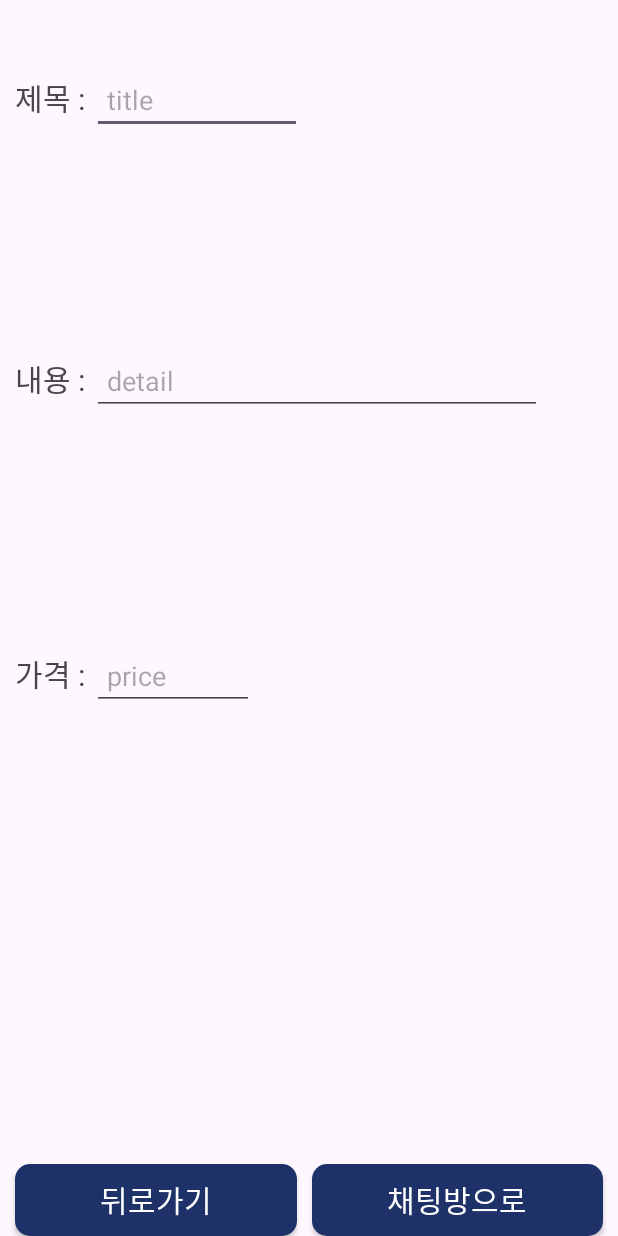
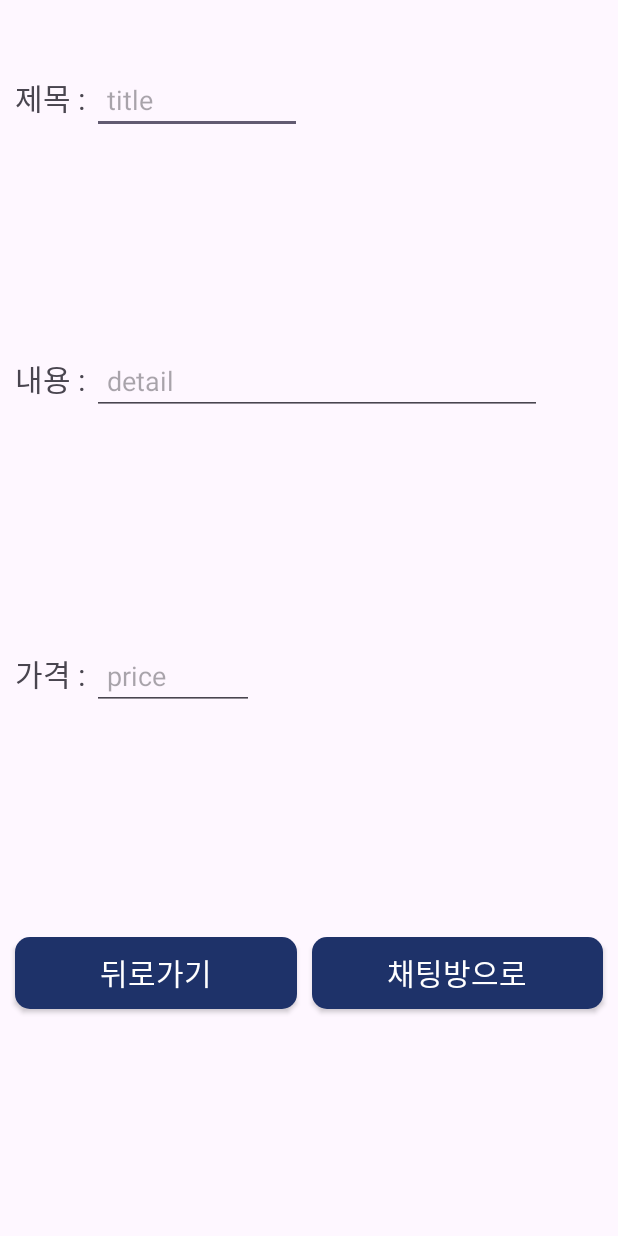
Before and after one commit to eeazzy/carrotMarket, an Android app: the layout fragment_showotherproduct.xml on its own in the app's theme, with its tools: preview values and no code run, on a phone screen of 412 x 824 dp. Run offline under Robolectric (Android 15) with nearby library versions, the phone set to English and light mode, and no system bars.

Commit message:
서현최종

```diff
--- a/app/src/main/java/com/example/carrotmarket/fragments/editProductFragment.kt
+++ b/app/src/main/java/com/example/carrotmarket/fragments/editProductFragment.kt
@@ -36,7 +36,7 @@ class editProductFragment : Fragment() {
         var switch:Switch?=null
         var sellStates:Boolean?=false
         var productTitle = arguments?.getString("productTitle")//productTitle 은 제품의 itemUid
-        Toast.makeText(requireContext(), productTitle, Toast.LENGTH_LONG).show()
+        //Toast.makeText(requireContext(), productTitle, Toast.LENGTH_LONG).show()
         val docRef = firestore.collection("userDataStock").document(productTitle.toString())//데이터베이스에서 get
         docRef.get()
             .addOnSuccessListener { document ->
--- a/app/src/main/java/com/example/carrotmarket/fragments/showOtherProductFragment.kt
+++ b/app/src/main/java/com/example/carrotmarket/fragments/showOtherProductFragment.kt
@@ -51,7 +51,6 @@ class showOtherProductFragment : Fragment() {
             findNavController().navigate(R.id.action_showOtherProductFragment_to_homeFragment2)//프래그먼트의 이동
             this.onDestroyView()
         }
-
         moveToChatRoom?.setOnClickListener {
            val action3= showOtherProductFragmentDirections.actionShowOtherProductFragmentToChattingFragment(getProductUid)
             findNavController().navigate(action3)
--- a/app/src/main/res/layout/fragment_showotherproduct.xml
+++ b/app/src/main/res/layout/fragment_showotherproduct.xml
@@ -78,7 +78,6 @@
                 android:fontFamily="@font/cafessurroundair"
                 android:layout_width="wrap_content"
                 android:layout_height="wrap_content"
-
                 android:textSize="20dp"
                 android:text="가격 : "
                 />
@@ -92,39 +91,36 @@
                 android:inputType="text" />
 
         </LinearLayout>
-
     <LinearLayout
         android:layout_width="match_parent"
         android:layout_height="wrap_content"
-            android:layout_weight="1"
-            android:orientation="horizontal">
+        android:orientation="horizontal"
+        android:layout_weight="1">
 
         <androidx.appcompat.widget.AppCompatButton
             android:id="@+id/otherBackHomeBtn"
+            android:layout_marginLeft="10dp"
             android:layout_width="wrap_content"
             android:layout_height="wrap_content"
-                android:layout_marginLeft="10dp"
-                android:layout_gravity="bottom"
+            android:background="@drawable/default_btn"
+            android:textColor="@color/white"
+            android:textSize="20dp"
+            android:fontFamily="@font/bmpro"
             android:layout_weight="1"
-                android:background="@drawable/default_btn"
-                android:fontFamily="@font/bmpro"
-                android:text="뒤로가기"
-                android:textColor="@color/white"
-                android:textSize="20dp" />
+            android:text="뒤로가기" />
 
         <androidx.appcompat.widget.AppCompatButton
             android:id="@+id/startChatBtn"
+            android:layout_marginLeft="10dp"
+            android:layout_marginRight="10dp"
             android:layout_width="wrap_content"
             android:layout_height="wrap_content"
-                android:layout_marginLeft="10dp"
-                android:layout_gravity="bottom"
-                android:layout_marginRight="10dp"
+            android:background="@drawable/default_btn"
+            android:textColor="@color/white"
+            android:textSize="20dp"
+            android:fontFamily="@font/bmpro"
             android:layout_weight="1"
-                android:background="@drawable/default_btn"
-                android:fontFamily="@font/bmpro"
-                android:text="채팅방으로"
-                android:textColor="@color/white"
-                android:textSize="20dp" />
+            android:text="채팅방으로" />
 
     </LinearLayout>
 
```
Also changed, not shown: app/src/main/res/layout/fragment_home.xml (+5 -11 lines), app/src/main/res/navigation/nav_graph.xml (+0 -13 lines). Lines whose indentation alone changed are shown as unchanged.
